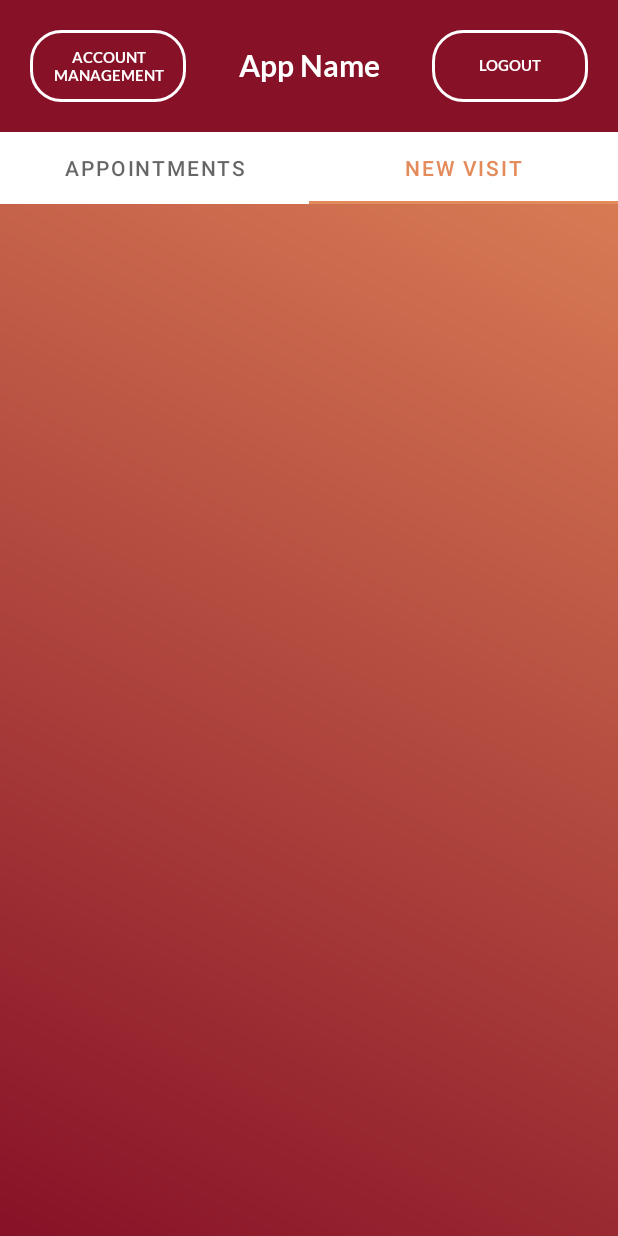
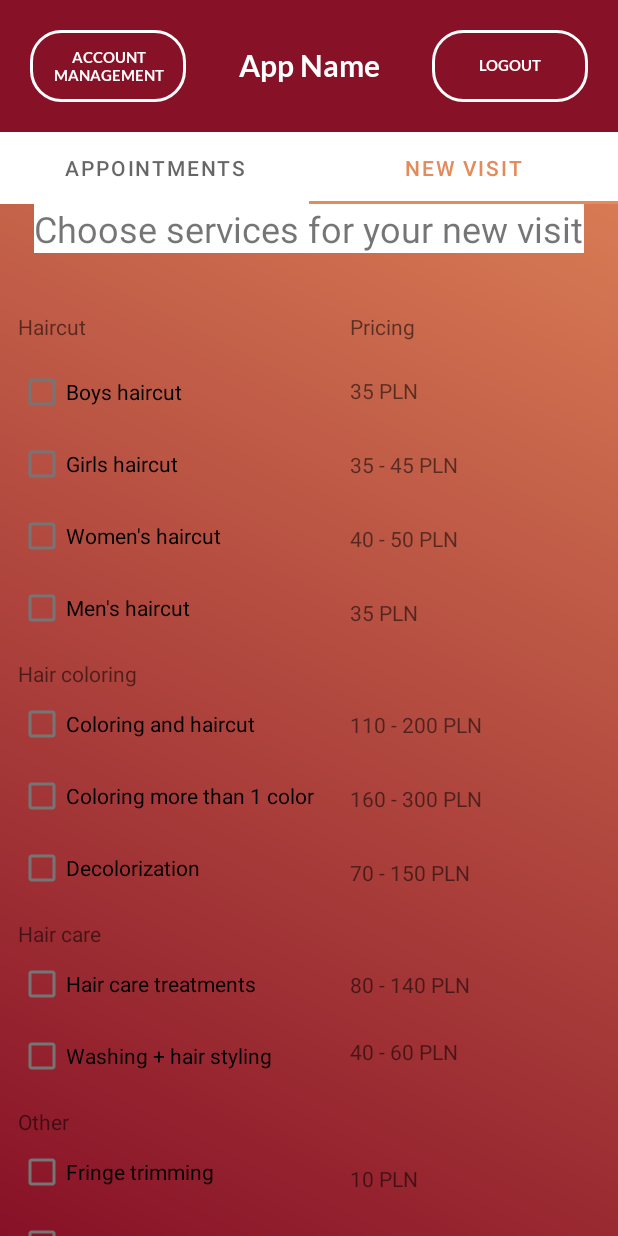
Before and after one commit to Kapiwara/rmwkteam, an Android app: the screen it shows after launch once a user with an empty profile is signed in (Dashboard), tab 2 chosen, on a phone screen of 412 x 824 dp. Run offline under Robolectric (Android 15) with nearby library versions, the phone set to English and light mode, and no system bars; our stand-ins replace Firebase (no records; nobody signed in at launch, a user with empty details on screens opened directly).

Commit message:
Added fragments for new visit(with basic layout) and appointments, Connected them with tab layout in dashboard activity, Created wrapper class for checkbox

```diff
--- /dev/null
+++ b/app/src/main/java/com/example/barberqueue/CheckBoxWrapper.kt
@@ -0,0 +1,10 @@
+package com.example.barberqueue
+
+import android.widget.CheckBox
+//to jest klasa pudelko na checkboxa zeby mial tez czas i cene (chodzi o te uslugi ktore sie checkboxuje zeby potem przeslac do dokumentu z klasy OrderForm)
+data class CheckBoxWrapper(
+    var checkBox: CheckBox? = null,
+    var time: Int = 0,
+    var price: Int = 0
+
+)
--- a/app/src/main/java/com/example/barberqueue/Dashboard.kt
+++ b/app/src/main/java/com/example/barberqueue/Dashboard.kt
@@ -5,7 +5,10 @@ import android.os.Bundle
 import android.util.Log
 import android.view.MotionEvent
 import androidx.appcompat.app.AppCompatActivity
+import androidx.viewpager.widget.PagerAdapter
+import androidx.viewpager.widget.ViewPager
 import com.example.barberqueue.databinding.DashboardBinding
+import com.google.android.material.tabs.TabLayout
 import com.google.firebase.auth.ktx.auth
 import com.google.firebase.ktx.Firebase
 
@@ -17,11 +20,44 @@ class Dashboard : AppCompatActivity(){
     private var y2: Float = 0F
 
     private lateinit var binding: DashboardBinding
+    private lateinit var mViewPager: ViewPager
+    private lateinit var mPagerAdapter: PagerAdapter
+    private lateinit var tabLayout: TabLayout
     override fun onCreate(savedInstanceState: Bundle?) {
 
         super.onCreate(savedInstanceState)
         binding = DashboardBinding.inflate(layoutInflater)
         setContentView(binding.root)
+
+        mViewPager = findViewById(R.id.viewpager_dashboard)       // te wszystkie pagery to sa do tego zeby w activity dashboard byly fragmenty appointments i new visit
+
+        mPagerAdapter = ViewPagerAdapter(supportFragmentManager)
+        mViewPager.adapter = mPagerAdapter
+        mViewPager.offscreenPageLimit = 2
+
+
+        mViewPager.addOnPageChangeListener(object: ViewPager.OnPageChangeListener{
+
+
+            override fun onPageScrolled(
+                position: Int,
+                positionOffset: Float,
+                positionOffsetPixels: Int
+            ) {
+
+            }
+
+            override fun onPageSelected(position: Int) {
+                changingTabs(position)
+            }
+
+            override fun onPageScrollStateChanged(state: Int) {
+
+            }
+        })
+        mViewPager.currentItem = 0
+        tabLayout = findViewById(R.id.navigation_menu)
+        tabLayout.setupWithViewPager(mViewPager)
         //val accMngBtn = findViewById<Button>(R.id.acc_mng_btn)
         //val logoutBtn = findViewById<Button>(R.id.logout_btn)
 
@@ -35,7 +71,17 @@ class Dashboard : AppCompatActivity(){
 
     }
 
-//funkcja do poruszania sie po ui w poziomie
+    private fun changingTabs(position: Int) {
+
+        if(position == 0){
+
+        }
+        if(position == 1){
+
+        }
+    }
+
+    //funkcja do poruszania sie po ui w poziomie
     override fun onTouchEvent(touchEvent : MotionEvent): Boolean {
 
         when(touchEvent.action) {
@@ -85,4 +131,6 @@ class Dashboard : AppCompatActivity(){
 
 
 
+
+
 }
--- /dev/null
+++ b/app/src/main/java/com/example/barberqueue/ViewPagerAdapter.kt
@@ -0,0 +1,32 @@
+package com.example.barberqueue
+
+import androidx.fragment.app.Fragment
+import androidx.fragment.app.FragmentManager
+import androidx.fragment.app.FragmentPagerAdapter
+
+internal class ViewPagerAdapter (fm:FragmentManager?):
+        FragmentPagerAdapter(fm!!){
+            override fun getItem(position: Int): Fragment {
+
+
+                return when (position){
+                    0 -> {
+                        appointmentsFragment()
+                    }
+
+                    1 -> {
+                        newVisitFragment()
+                    }
+                    else -> appointmentsFragment()
+                }
+            }
+    override  fun  getCount(): Int { return 2}
+    override  fun getPageTitle(position: Int): CharSequence{
+
+        if(position == 0) return "Appointments"
+
+        else if(position == 1) return "New visit"
+
+        else return "error"
+    }
+        }
--- /dev/null
+++ b/app/src/main/java/com/example/barberqueue/appointmentsFragment.kt
@@ -0,0 +1,22 @@
+package com.example.barberqueue
+
+import android.os.Bundle
+import androidx.fragment.app.Fragment
+import android.view.LayoutInflater
+import android.view.View
+import android.view.ViewGroup
+
+
+class appointmentsFragment : Fragment() {
+
+
+    override fun onCreate(savedInstanceState: Bundle?) {
+        super.onCreate(savedInstanceState)
+    }
+
+    override fun onCreateView(inflater: LayoutInflater, container: ViewGroup?,
+                              savedInstanceState: Bundle?): View? {
+        return inflater.inflate(R.layout.fragment_appointments, container, false)
+    }
+
+}
--- /dev/null
+++ b/app/src/main/java/com/example/barberqueue/newVisitFragment.kt
@@ -0,0 +1,55 @@
+package com.example.barberqueue
+
+import android.os.Bundle
+import androidx.fragment.app.Fragment
+import android.view.LayoutInflater
+import android.view.View
+import android.view.ViewGroup
+import android.widget.CheckBox
+import com.example.barberqueue.databinding.DashboardBinding
+
+
+class newVisitFragment : Fragment() {
+    lateinit var boys: CheckBoxWrapper
+    lateinit var girls: CheckBox
+    lateinit var women: CheckBox
+    lateinit var men: CheckBox
+    lateinit var coloringHaircut: CheckBox
+    lateinit var coloringColors: CheckBox
+    lateinit var decolorization: CheckBox
+    lateinit var hairTreatment: CheckBox
+    lateinit var hairWash: CheckBox
+    lateinit var fringe: CheckBox
+    lateinit var beard: CheckBox
+
+
+
+    override fun onCreate(savedInstanceState: Bundle?) {
+        super.onCreate(savedInstanceState)
+
+    }
+
+    override fun onCreateView(inflater: LayoutInflater, container: ViewGroup?,
+                              savedInstanceState: Bundle?): View? {
+        val view = inflater!!.inflate(R.layout.fragment_new_visit,container,false)
+        boys = CheckBoxWrapper(view.findViewById(R.id.checkBox_boys_haircut),20,35) // ceny i czas uslugi trzeba bedzie pobierac z firebase
+        girls = view.findViewById(R.id.checkBox_girls_haircut)
+        women = view.findViewById(R.id.checkBox_women_haircut)
+        men = view.findViewById(R.id.checkBox_men_haircut)
+        coloringHaircut = view.findViewById(R.id.checkBox_coloring_and_haircut)
+        coloringColors = view.findViewById(R.id.checkBox_coloring_more_than_1_color)
+        decolorization = view.findViewById(R.id.checkBox_decolorization)
+        hairTreatment = view.findViewById(R.id.checkBox_hair_care_treatments)
+        hairWash = view.findViewById(R.id.checkBox_washing_and_hair_styling)
+        fringe = view.findViewById(R.id.checkBox_fringe_trimming)
+        beard = view.findViewById(R.id.checkBox_beard_trimming)
+
+
+
+        return view
+    }
+
+
+
+
+}
--- a/app/src/main/res/layout/dashboard.xml
+++ b/app/src/main/res/layout/dashboard.xml
@@ -62,16 +62,15 @@
         android:layout_height="wrap_content"
         app:layout_constraintTop_toBottomOf="@+id/llMainInfoAddSubject"
         app:layout_constraintBottom_toTopOf="@+id/recyclerviewListOfAllForms"
-        android:background="@color/white">
-        <com.google.android.material.tabs.TabItem
-            android:layout_width="wrap_content"
-            android:layout_height="wrap_content"
-            android:text="appointments"/>
-        <com.google.android.material.tabs.TabItem
-            android:layout_width="wrap_content"
-            android:layout_height="wrap_content"
-            android:text="New visit"/>
-    </com.google.android.material.tabs.TabLayout>
+        android:background="@color/white"/>
+
+    <androidx.viewpager.widget.ViewPager
+        android:id="@+id/viewpager_dashboard"
+        app:layout_constraintTop_toBottomOf="@+id/navigation_menu"
+        android:layout_width="match_parent"
+        android:layout_height="match_parent"/>
+
+
 
 
 
--- /dev/null
+++ b/app/src/main/res/layout/fragment_appointments.xml
@@ -0,0 +1,11 @@
+<?xml version="1.0" encoding="utf-8"?>
+<FrameLayout xmlns:android="http://schemas.android.com/apk/res/android"
+    android:layout_width="match_parent"
+    android:layout_height="match_parent">
+
+    <TextView
+        android:layout_width="match_parent"
+        android:layout_height="match_parent"
+        android:text="@string/hello_blank_fragment" />
+
+</FrameLayout>
--- /dev/null
+++ b/app/src/main/res/layout/fragment_new_visit.xml
@@ -0,0 +1,227 @@
+<?xml version="1.0" encoding="utf-8"?>
+<androidx.constraintlayout.widget.ConstraintLayout xmlns:android="http://schemas.android.com/apk/res/android"
+    xmlns:app="http://schemas.android.com/apk/res-auto"
+    xmlns:tools="http://schemas.android.com/tools"
+    android:layout_width="match_parent"
+    android:layout_height="match_parent">
+
+    <ScrollView
+        android:layout_width="match_parent"
+        android:layout_height="match_parent">
+
+        <LinearLayout
+            android:layout_width="match_parent"
+            android:layout_height="wrap_content"
+            android:layout_marginTop="60dp"
+            android:orientation="horizontal">
+
+            <LinearLayout
+                android:id="@+id/linearLayout_services"
+                android:layout_width="wrap_content"
+                android:layout_height="wrap_content"
+                android:layout_margin="12dp"
+                android:orientation="vertical">
+
+                <TextView
+                    android:id="@+id/textView_haircut"
+                    android:layout_width="wrap_content"
+                    android:layout_height="wrap_content"
+                    android:layout_marginBottom="10dp"
+                    android:text="Haircut" />
+
+                <CheckBox
+                    android:id="@+id/checkBox_boys_haircut"
+                    android:layout_width="wrap_content"
+                    android:layout_height="wrap_content"
+                    android:text="Boys haircut" />
+
+                <CheckBox
+                    android:id="@+id/checkBox_girls_haircut"
+                    android:layout_width="wrap_content"
+                    android:layout_height="wrap_content"
+                    android:text="Girls haircut" />
+
+                <CheckBox
+                    android:id="@+id/checkBox_women_haircut"
+                    android:layout_width="wrap_content"
+                    android:layout_height="wrap_content"
+                    android:text="Women's haircut" />
+
+                <CheckBox
+                    android:id="@+id/checkBox_men_haircut"
+                    android:layout_width="wrap_content"
+                    android:layout_height="wrap_content"
+                    android:layout_marginBottom="10dp"
+                    android:text="Men's haircut" />
+
+                <TextView
+                    android:id="@+id/textView_hair_coloring"
+                    android:layout_width="wrap_content"
+                    android:layout_height="wrap_content"
+                    android:text="Hair coloring" />
+
+                <CheckBox
+                    android:id="@+id/checkBox_coloring_and_haircut"
+                    android:layout_width="wrap_content"
+                    android:layout_height="wrap_content"
+                    android:text="Coloring and haircut" />
+
+                <CheckBox
+                    android:id="@+id/checkBox_coloring_more_than_1_color"
+                    android:layout_width="wrap_content"
+                    android:layout_height="wrap_content"
+                    android:text="Coloring more than 1 color" />
+
+                <CheckBox
+                    android:id="@+id/checkBox_decolorization"
+                    android:layout_width="wrap_content"
+                    android:layout_height="wrap_content"
+                    android:layout_marginBottom="10dp"
+                    android:text="Decolorization" />
+
+                <TextView
+                    android:id="@+id/textView_hair_care"
+                    android:layout_width="wrap_content"
+                    android:layout_height="wrap_content"
+                    android:text="Hair care" />
+
+                <CheckBox
+                    android:id="@+id/checkBox_hair_care_treatments"
+                    android:layout_width="wrap_content"
+                    android:layout_height="wrap_content"
+                    android:text="Hair care treatments" />
+
+                <CheckBox
+                    android:id="@+id/checkBox_washing_and_hair_styling"
+                    android:layout_width="wrap_content"
+                    android:layout_height="wrap_content"
+                    android:layout_marginBottom="10dp"
+                    android:text="Washing + hair styling" />
+
+                <TextView
+                    android:id="@+id/textView_other"
+                    android:layout_width="wrap_content"
+                    android:layout_height="wrap_content"
+                    android:text="Other" />
+
+                <CheckBox
+                    android:id="@+id/checkBox_fringe_trimming"
+                    android:layout_width="wrap_content"
+                    android:layout_height="wrap_content"
+                    android:text="Fringe trimming" />
+
+                <CheckBox
+                    android:id="@+id/checkBox_beard_trimming"
+                    android:layout_width="wrap_content"
+                    android:layout_height="wrap_content"
+                    android:text="Beard trimming" />
+
+            </LinearLayout>
+
+            <LinearLayout
+                android:id="@+id/linearLayout_prices"
+                android:layout_width="match_parent"
+                android:layout_height="wrap_content"
+                android:layout_margin="12dp"
+                android:orientation="vertical">
+
+                <TextView
+                    android:id="@+id/textView_pricing"
+                    android:layout_width="wrap_content"
+                    android:layout_height="wrap_content"
+                    android:layout_marginBottom="23dp"
+                    android:text="Pricing" />
+
+                <TextView
+                    android:id="@+id/textView_boys_haircut_price"
+                    android:layout_width="wrap_content"
+                    android:layout_height="wrap_content"
+                    android:layout_marginBottom="30dp"
+                    android:text="35 PLN" />
+
+                <TextView
+                    android:id="@+id/textView_girls_haircut_price"
+                    android:layout_width="wrap_content"
+                    android:layout_height="wrap_content"
+                    android:layout_marginBottom="30dp"
+                    android:text="35 - 45 PLN" />
+
+                <TextView
+                    android:id="@+id/textView_women_haircut_price"
+                    android:layout_width="wrap_content"
+                    android:layout_height="wrap_content"
+                    android:layout_marginBottom="30dp"
+                    android:text="40 - 50 PLN" />
+
+                <TextView
+                    android:id="@+id/textView_men_haircut_price"
+                    android:layout_width="wrap_content"
+                    android:layout_height="wrap_content"
+                    android:layout_marginBottom="55dp"
+                    android:text="35 PLN" />
+
+                <TextView
+                    android:id="@+id/textView_coloring_and_haircut_price"
+                    android:layout_width="wrap_content"
+                    android:layout_height="wrap_content"
+                    android:layout_marginBottom="30dp"
+                    android:text="110 - 200 PLN" />
+
+                <TextView
+                    android:id="@+id/textView_coloring_more_than_1_color_price"
+                    android:layout_width="wrap_content"
+                    android:layout_height="wrap_content"
+                    android:layout_marginBottom="30dp"
+                    android:text="160 - 300 PLN" />
+
+                <TextView
+                    android:id="@+id/textView_decolorization_price"
+                    android:layout_width="wrap_content"
+                    android:layout_height="wrap_content"
+                    android:layout_marginBottom="55dp"
+                    android:text="70 - 150 PLN" />
+
+                <TextView
+                    android:id="@+id/textView_hair_care_treatments_price"
+                    android:layout_width="wrap_content"
+                    android:layout_height="wrap_content"
+                    android:layout_marginBottom="25dp"
+                    android:text="80 - 140 PLN" />
+
+                <TextView
+                    android:id="@+id/textView_washing_and_hair_styling_price"
+                    android:layout_width="wrap_content"
+                    android:layout_height="wrap_content"
+                    android:layout_marginBottom="65dp"
+                    android:text="40 - 60 PLN" />
+
+                <TextView
+                    android:id="@+id/textView_fringe_trimming_price"
+                    android:layout_width="wrap_content"
+                    android:layout_height="wrap_content"
+                    android:layout_marginBottom="25dp"
+                    android:text="10 PLN" />
+
+                <TextView
+                    android:id="@+id/textView_beard_trimming_price"
+                    android:layout_width="wrap_content"
+                    android:layout_height="wrap_content"
+                    android:layout_marginBottom="15dp"
+                    android:text="20 - 30 PLN" />
+
+            </LinearLayout>
+        </LinearLayout>
+    </ScrollView>
+
+    <TextView
+        android:id="@+id/textView_header"
+        android:layout_width="wrap_content"
+        android:layout_height="wrap_content"
+        android:background="@color/white"
+        android:text="Choose services for your new visit"
+        android:textSize="24sp"
+        app:layout_constraintEnd_toEndOf="parent"
+        app:layout_constraintStart_toStartOf="parent"
+        app:layout_constraintTop_toTopOf="parent" />
+
+</androidx.constraintlayout.widget.ConstraintLayout>
```
